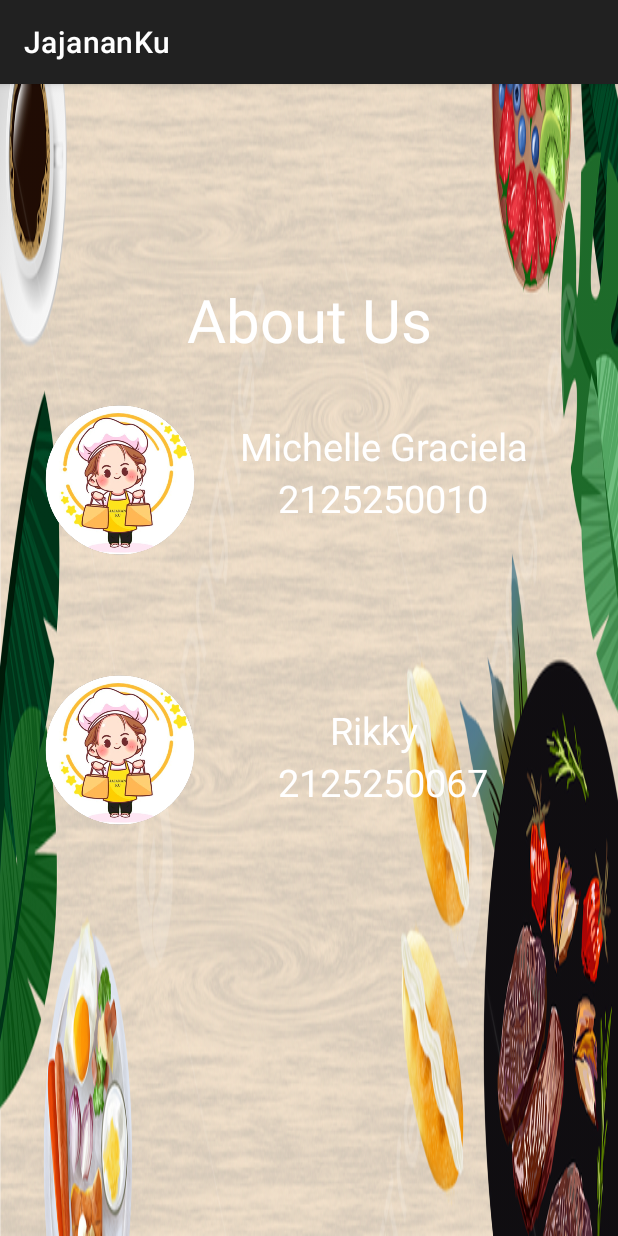
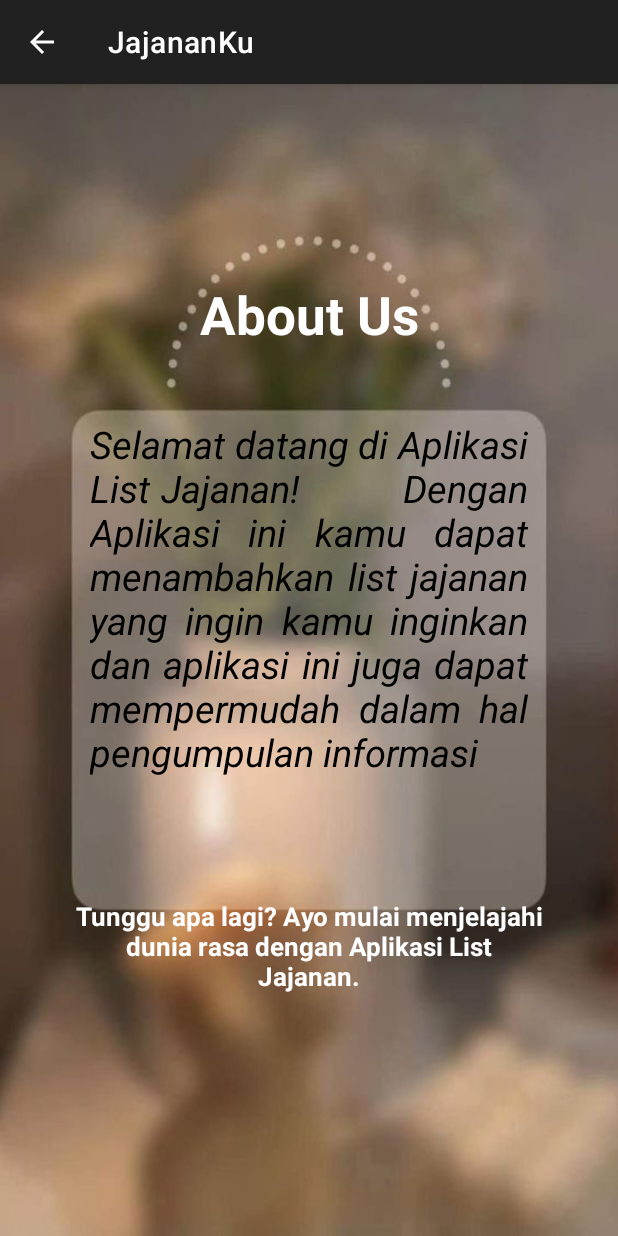
Before and after one commit to michellegra/ProjectPAB_2125250010, an Android app: the AboutUsActivity screen opened directly, with no data from a screen before it, on a phone screen of 412 x 824 dp. Run offline under Robolectric (Android 15) with nearby library versions, the phone set to English and light mode, and no system bars.

Commit message:
Tinggal detail dan sedikit perbaikan

```diff
--- a/app/src/main/AndroidManifest.xml
+++ b/app/src/main/AndroidManifest.xml
@@ -47,7 +47,8 @@
             android:parentActivityName=".Activity.MainActivity" />
         <activity
             android:name=".Activity.ContactUsActivity"
-            android:exported="false">
+            android:exported="false"
+            android:parentActivityName=".Activity.MainActivity">
             <meta-data
                 android:name="android.app.lib_name"
                 android:value="" />
@@ -55,11 +56,13 @@
 
         <activity
             android:name=".Activity.AboutUsActivity"
-            android:exported="false" />
+            android:exported="false"
+            android:parentActivityName=".Activity.MainActivity"/>
 
         <activity
             android:name=".Activity.DetailActivity"
-            android:exported="false" />
+            android:exported="false"
+            android:parentActivityName=".Activity.MainActivity"/>
     </application>
 
 
--- a/app/src/main/res/layout/activity_about_us.xml
+++ b/app/src/main/res/layout/activity_about_us.xml
@@ -2,7 +2,7 @@
 <RelativeLayout xmlns:android="http://schemas.android.com/apk/res/android"
     android:layout_width="match_parent"
     android:layout_height="match_parent"
-    android:background="@drawable/bner"
+    android:background="@drawable/about"
     android:orientation="vertical">
 
     <TextView
@@ -10,71 +10,41 @@
         android:layout_width="match_parent"
         android:layout_height="wrap_content"
         android:textColor="@color/white"
-        android:textSize="40sp"
+        android:textStyle="bold"
+        android:textSize="35sp"
         android:text="About Us"
         android:gravity="center"
         android:layout_marginTop="130dp"/>
 
-    <ImageView
-        android:id="@+id/iv_putih"
-        android:layout_width="100dp"
-        android:layout_height="100dp"
-        android:layout_marginTop="30dp"
-        android:layout_marginHorizontal="30dp"
-        android:src="@drawable/logo2don"
-        android:layout_below="@id/tv_aboutUs"/>
+
     <TextView
-        android:id="@+id/tv_michelle"
+        android:id="@+id/tv_deskripsi1"
         android:layout_width="wrap_content"
         android:layout_height="wrap_content"
+       android:layout_below="@id/tv_aboutUs"
+        android:layout_marginTop="45dp"
+        android:layout_marginLeft="60dp"
+        android:layout_marginRight="60dp"
+        android:justificationMode="inter_word"
+        android:text="Selamat datang di Aplikasi List Jajanan!
+        Dengan Aplikasi ini kamu dapat menambahkan list jajanan yang ingin kamu inginkan dan aplikasi ini juga dapat mempermudah dalam hal pengumpulan informasi"
+        android:textColor="@color/black"
+        android:textSize="25sp"
+        android:textStyle="italic" />
+
+    <TextView
+        android:id="@+id/tv_deskripsi2"
+        android:layout_width="match_parent"
+        android:layout_height="wrap_content"
+        android:layout_below="@+id/tv_deskripsi1"
+        android:layout_marginLeft="50dp"
+        android:layout_marginRight="50dp"
+        android:layout_marginTop="80dp"
+        android:gravity="center_horizontal"
+        android:text="Tunggu apa lagi? Ayo mulai menjelajahi dunia rasa dengan Aplikasi List Jajanan."
         android:textColor="@color/white"
-        android:textSize="25sp"
-        android:text="Michelle Graciela"
-        android:gravity="left|center_horizontal"
-        android:layout_marginTop="40dp"
-        android:layout_below="@id/tv_aboutUs"
-        android:layout_toEndOf="@id/iv_putih"/>
-    <TextView
-        android:id="@+id/tv_npm1"
-        android:layout_width="wrap_content"
-        android:layout_height="wrap_content"
-        android:textColor="@color/white"
-        android:textSize="25sp"
-        android:text="2125250010"
-        android:gravity="center"
-        android:layout_marginStart="25dp"
-        android:layout_below="@id/tv_michelle"
-        android:layout_toEndOf="@id/iv_putih"/>
-    <ImageView
-        android:id="@+id/iv_coklat"
-        android:layout_width="100dp"
-        android:layout_height="100dp"
-        android:layout_marginTop="80dp"
-        android:layout_marginHorizontal="30dp"
-        android:src="@drawable/logo2don"
-        android:layout_below="@id/iv_putih"/>
-    <TextView
-        android:id="@+id/tv_rikky"
-        android:layout_width="wrap_content"
-        android:layout_height="wrap_content"
-        android:textColor="@color/white"
-        android:textSize="25sp"
-        android:text="Rikky"
-        android:gravity="center"
-        android:layout_marginTop="120dp"
-        android:layout_marginStart="60dp"
-        android:layout_below="@id/tv_npm1"
-        android:layout_toEndOf="@id/iv_coklat"/>
-    <TextView
-        android:id="@+id/tv_npm2"
-        android:layout_width="wrap_content"
-        android:layout_height="wrap_content"
-        android:textColor="@color/white"
-        android:textSize="25sp"
-        android:text="2125250067"
-        android:gravity="center"
-        android:layout_marginStart="25dp"
-        android:layout_below="@id/tv_rikky"
-        android:layout_toEndOf="@id/iv_coklat"/>
+        android:textSize="17sp"
+        android:textStyle="bold" />
+
 
 </RelativeLayout>
--- a/app/src/main/res/layout/activity_contact_us.xml
+++ b/app/src/main/res/layout/activity_contact_us.xml
@@ -5,13 +5,14 @@
     android:layout_width="match_parent"
     android:layout_height="match_parent"
     android:background="@drawable/square"
+    android:orientation="vertical"
     tools:context=".Activity.ContactUsActivity">
 
     <ImageView
         android:layout_width="match_parent"
         android:layout_height="wrap_content"
         android:background="@drawable/contact"
-        android:layout_marginTop="215dp"
+        android:layout_marginTop="200dp"
         android:layout_marginLeft="40dp"
         android:layout_marginBottom="55dp"
         android:layout_marginRight="45dp"
@@ -21,7 +22,7 @@
         android:id="@+id/tv_namaContact"
         android:layout_width="match_parent"
         android:layout_height="wrap_content"
-        android:layout_marginTop="140dp"
+        android:layout_marginTop="110dp"
         android:layout_marginLeft="40dp"
         android:layout_marginRight="10dp"
         android:textSize="20sp"
--- a/app/src/main/res/values/strings.xml
+++ b/app/src/main/res/values/strings.xml
@@ -1,6 +1,6 @@
 <resources>
     <string name="app_name">JajananKu</string>
-    <string name="menu_about">AboutMe</string>
-    <string name="menu_contact">ContactUS</string>
+    <string name="menu_about">AboutUs</string>
+    <string name="menu_contact">My Profile</string>
 
 </resources>
```
Also changed, not shown: app/src/main/res/drawable/about.jpeg (added).
